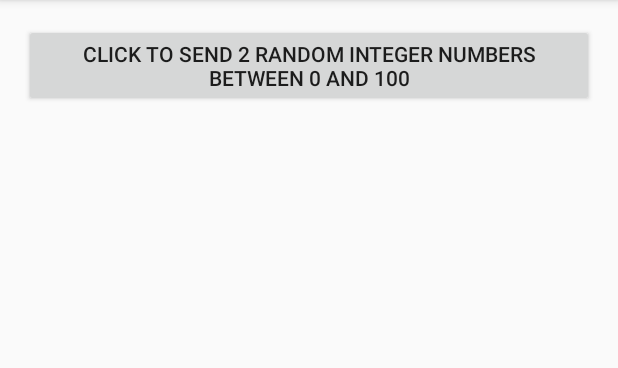
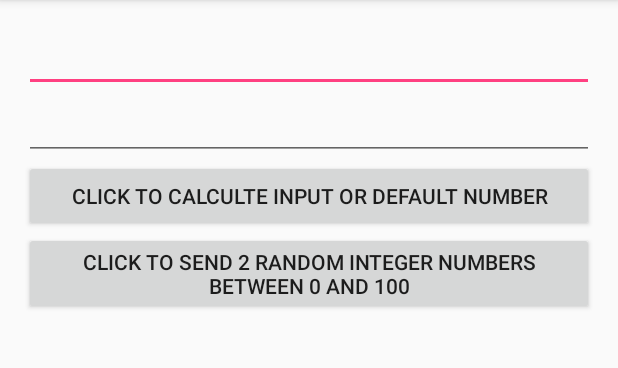
Before and after one commit to phanmanhcuong/Intent1_UsingBundle, an Android app: the screen it shows after launch (InitialActivity), on a phone screen of 412 x 824 dp, the part 84-452 px from its top. Run offline under Robolectric (Android 15) with nearby library versions, the phone set to English and light mode, and no system bars.

Commit message:
add button implements input value or default

```diff
--- a/app/src/main/AndroidManifest.xml
+++ b/app/src/main/AndroidManifest.xml
@@ -20,6 +20,7 @@
                 <action android:name="android.intent.action.VIEW"></action>
 
                 <category android:name="android.intent.category.DEFAULT"></category>
+
             </intent-filter>
         </activity>
     </application>
--- a/app/src/main/res/layout/activity_initial.xml
+++ b/app/src/main/res/layout/activity_initial.xml
@@ -1,5 +1,5 @@
 <?xml version="1.0" encoding="utf-8"?>
-<RelativeLayout xmlns:android="http://schemas.android.com/apk/res/android"
+<LinearLayout xmlns:android="http://schemas.android.com/apk/res/android"
     xmlns:tools="http://schemas.android.com/tools"
     android:id="@+id/activity_initial"
     android:layout_width="match_parent"
@@ -8,11 +8,24 @@
     android:paddingLeft="@dimen/activity_horizontal_margin"
     android:paddingRight="@dimen/activity_horizontal_margin"
     android:paddingTop="@dimen/activity_vertical_margin"
+    android:orientation="vertical"
     tools:context="com.example.cuongphan.intent1.InitialActivity">
-
+    <EditText
+        android:layout_width="match_parent"
+        android:layout_height="wrap_content"
+        android:id="@+id/et_number1"/>
+    <EditText
+        android:layout_width="match_parent"
+        android:layout_height="wrap_content"
+        android:id="@+id/et_number2"/>
     <Button
         android:layout_width="match_parent"
         android:layout_height="wrap_content"
-        android:text="@string/btn"
-        android:onClick="sendData"/>
-</RelativeLayout>
+        android:text="@string/btn_input_number"
+        android:id="@+id/btn_btn_intput"/>
+    <Button
+        android:layout_width="match_parent"
+        android:layout_height="wrap_content"
+        android:text="@string/btn_random_number"
+        android:id="@+id/btn_random" />
+</LinearLayout>
--- a/app/src/main/res/values/strings.xml
+++ b/app/src/main/res/values/strings.xml
@@ -1,5 +1,6 @@
 <resources>
     <string name="app_name">Intent1</string>
-    <string name="btn">Click to send 2 random integer numbers between 0 and 100</string>
-    <string name="btn_back">back to random numbers</string>
+    <string name="btn_input_number">Click to calculte input or default number</string>
+    <string name="btn_random_number">Click to send 2 random integer numbers between 0 and 100</string>
+    <string name="btn_back">Back to input numbers or random</string>
 </resources>
```
Also changed, not shown: app/src/main/java/com/example/cuongphan/intent1/InitialActivity.java (+45 -12 lines), app/src/main/java/com/example/cuongphan/intent1/SumActivity.java (+7 -2 lines).
